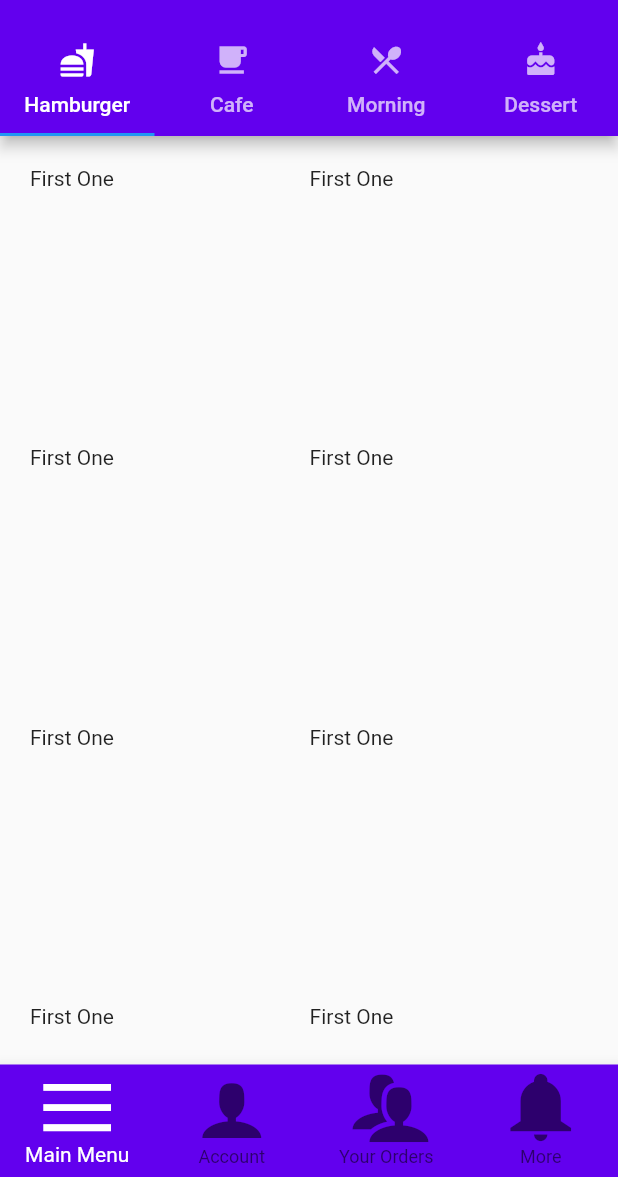
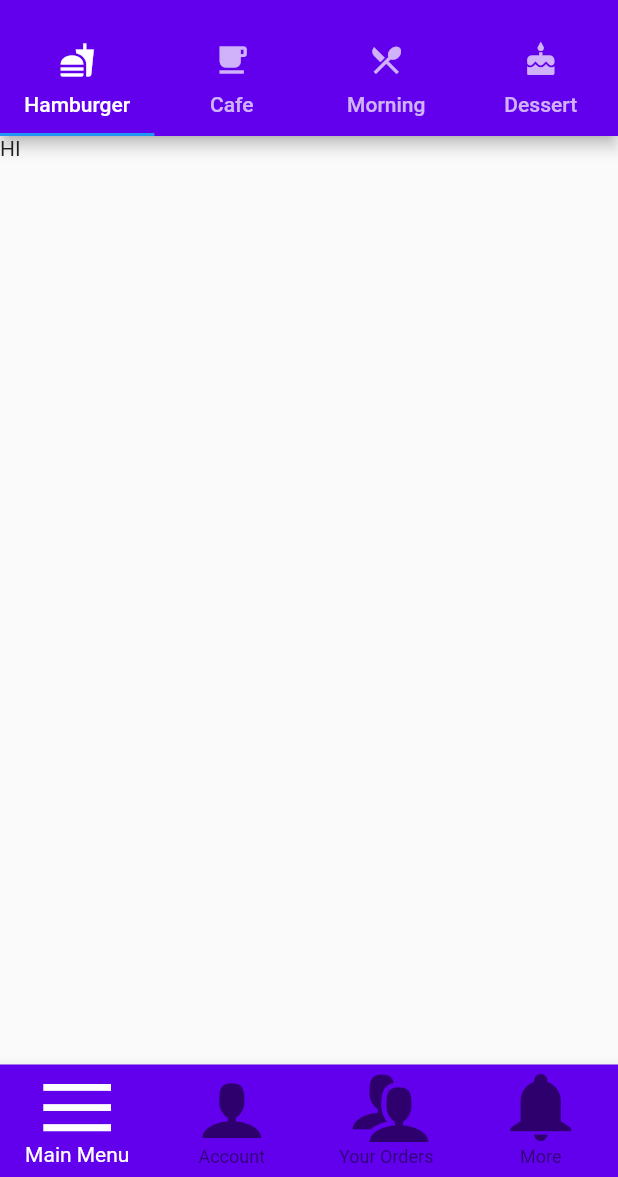
Before and after one commit to GeonwooVincentKim/Flutter-Chip-Widget-Icomoon, a Flutter app: the screen it shows after launch, on a phone screen of 412 x 824 dp, the part 59-1236 px from its top. Run offline on Flutter 3.47's test engine with Material 2 defaults, Android fonts, the phone set to English and light mode, and no system bars.

Commit message:
Successfully separate between main_page and sub_page.

```diff
--- a/lib/screen/body.dart
+++ b/lib/screen/body.dart
@@ -43,7 +43,7 @@ class _BodyState extends State<Body> with SingleTickerProviderStateMixin{
       physics: NeverScrollableScrollPhysics(),
       children: [
         FirstPage(pageIndex: pageIndex, pageTitle: "First Page", pageInfo: _buildBottomNavigationBar, pageAppBarInfo: _buildAppTapBar),
-        SecondPage(pageIndex: pageIndex, pageTitle: "Second Page", pageInfo: _buildBottomNavigationBar),
+        SecondPage(pageIndex: pageIndex, pageTitle: "Second Page", pageInfo: _buildBottomNavigationBar, pageAppBarInfo: _buildAppTapBar),
         ThirdPage(pageIndex: pageIndex, pageTitle: "Third Page", pageInfo: _buildBottomNavigationBar),
         FourthPage(pageIndex: pageIndex, pageTitle: "Fourth Page", pageInfo: _buildBottomNavigationBar)
       ]
@@ -66,7 +66,7 @@ class _BodyState extends State<Body> with SingleTickerProviderStateMixin{
     // setState(() => _pageController.animateToPage(index, duration: Duration(milliseconds: 500), curve: Curves.ease));
     setState(() {
       pageIndex = index;
-      _pageController.animateToPage(index, duration: Duration(milliseconds: 500), curve: Curves.ease);
+      // _pageController.animateToPage(index, duration: Duration(milliseconds: 500), curve: Curves.ease);
     });
   }
 
--- a/lib/screen/page/first_page.dart
+++ b/lib/screen/page/first_page.dart
@@ -1,3 +1,7 @@
+import 'package:chip_widget_icomoon/screen/page/sub_page/first_sub_page.dart';
+import 'package:chip_widget_icomoon/screen/page/sub_page/fourth_sub_page.dart';
+import 'package:chip_widget_icomoon/screen/page/sub_page/second_sub_page.dart';
+import 'package:chip_widget_icomoon/screen/page/sub_page/third_sub_page.dart';
 import 'package:chip_widget_icomoon/screen/side/sidemenu.dart';
 import 'package:flutter/material.dart';
 
@@ -21,6 +25,7 @@ class FirstPage extends StatefulWidget {
 
 class _FirstPageState extends State<FirstPage> with SingleTickerProviderStateMixin {
   TabController _tabController;
+  int subPageIndex = 0;
 
   @override
   void initState(){
@@ -38,18 +43,21 @@ class _FirstPageState extends State<FirstPage> with SingleTickerProviderStateMix
       bottom: TabBar(
         tabs: _buildTabBarItem(),
         controller: _tabController,
-        onTap: (index) => _tapTabBar(index),
+        // onTap: (index) => _tapTabBar(index),
       )
     );
   }
 
-  void _tapTabBar(int index){
+  // void _tapTabBar(int index){
+    // setState(() {
+    //   subPageIndex = index;
+    // });
   // setState(() => _pageController.animateToPage(index, duration: Duration(milliseconds: 500), curve: Curves.ease));
-    // setState(() {
-    //   pageIndex = index;
-    //   _pageController.animateToPage(index, duration: Duration(milliseconds: 500), curve: Curves.ease);
-    // });
-  }
+  //  setState(() {
+  //    subPageIndex = index;
+      // _tabController.animateToPage(index, duration: Duration(milliseconds: 500), curve: Curves.ease);
+  //   });
+  // }
 
   List<Tab> _buildTabBarItem(){
     return [
@@ -73,20 +81,29 @@ class _FirstPageState extends State<FirstPage> with SingleTickerProviderStateMix
   }
 
   Widget _buildFirstPageBody(){
-    return Container(
-      padding: EdgeInsets.all(20.0),
-      child: GridView.builder(
-        shrinkWrap: true,
-        itemCount: 10,
-        gridDelegate: SliverGridDelegateWithFixedCrossAxisCount(
-          crossAxisCount: 2,
-          crossAxisSpacing: 0.8,
-          mainAxisSpacing: 0.8,
-        ),
-        // itemBuilder: (context, index) =>
-        itemBuilder: (context, index) => Text("First One")
-      )
+    return TabBarView(
+      controller: _tabController,
+      children: [
+        FirstSubPage(subPageIndex: subPageIndex),
+        SecondSubPage(subPageIndex: subPageIndex),
+        ThirdSubPage(subPageIndex: subPageIndex),
+        FourthSubPage(subPageIndex: subPageIndex),
+      ],
     );
+    // return Container(
+    //   padding: EdgeInsets.all(20.0),
+    //   child: GridView.builder(
+    //     shrinkWrap: true,
+    //     itemCount: 10,
+    //     gridDelegate: SliverGridDelegateWithFixedCrossAxisCount(
+    //       crossAxisCount: 2,
+    //       crossAxisSpacing: 0.8,
+    //       mainAxisSpacing: 0.8,
+    //     ),
+    //     // itemBuilder: (context, index) =>
+    //     itemBuilder: (context, index) => Text("First One")
+    //   )
+    // );
   }
 
   @override
--- /dev/null
+++ b/lib/screen/page/sub_page/first_sub_page.dart
@@ -0,0 +1,12 @@
+import 'package:flutter/material.dart';
+
+
+class FirstSubPage extends StatelessWidget{
+  final int subPageIndex;
+  FirstSubPage({@required this.subPageIndex});
+
+  @override
+  Widget build(BuildContext context) {
+    return Text("HI");
+  }
+}
```
Also changed, not shown: lib/screen/page/second_page.dart (+21 -2 lines), lib/screen/page/sub_page/fourth_sub_page.dart (added, +12 -0 lines), lib/screen/page/sub_page/second_sub_page.dart (added, +12 -0 lines), lib/screen/page/sub_page/third_sub_page.dart (added, +12 -0 lines).
